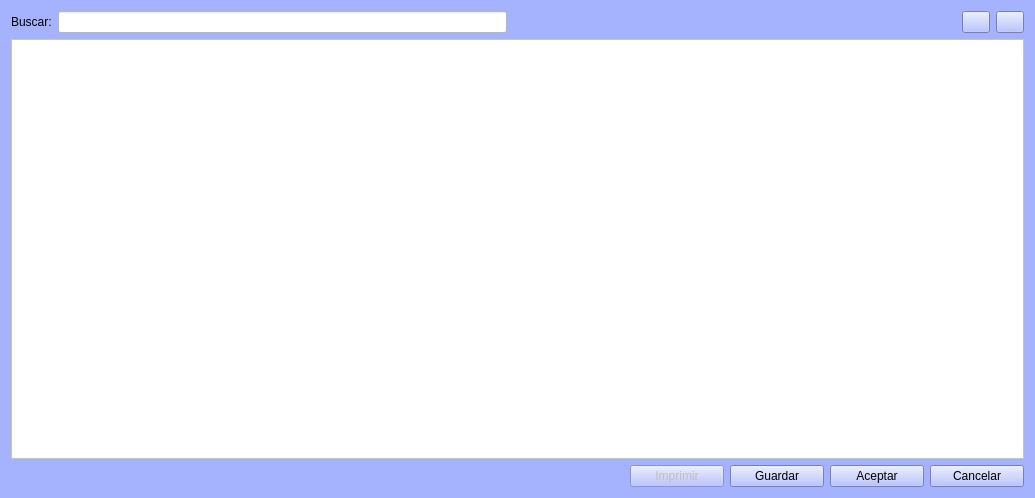
Above: db_table_view.ui from arcnexus/RedFoX before the change. Below: the same form after it.
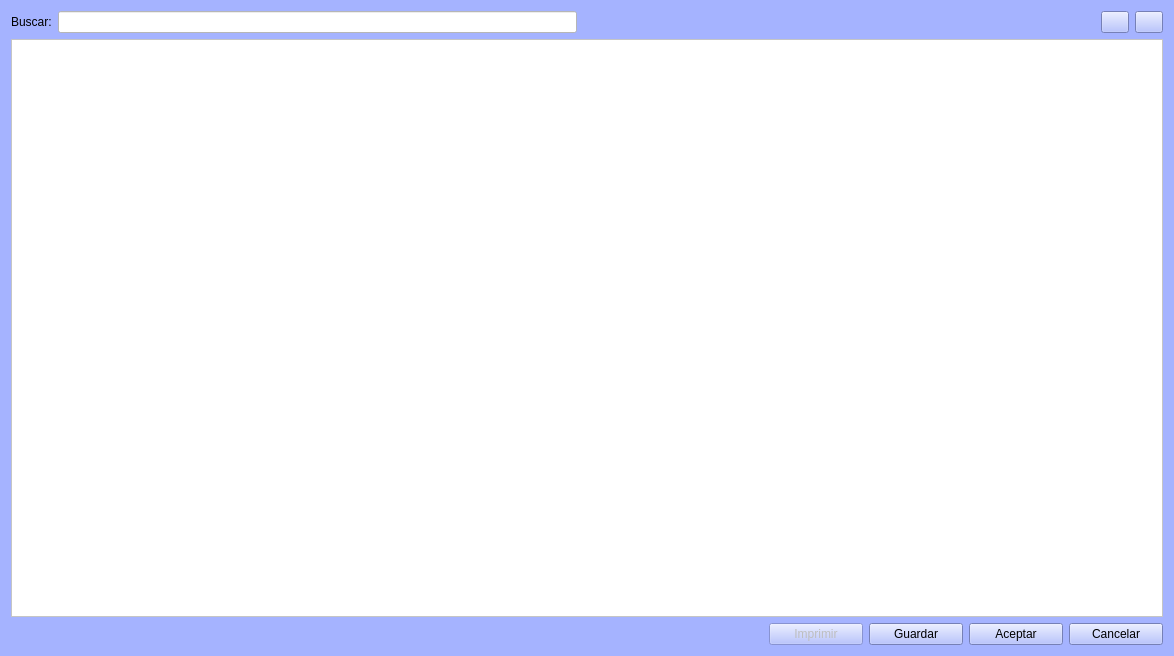
That is the form after the change. Icons and pictures are not drawn.

Diff of the .ui file:
```diff
--- a/db_table_view.ui
+++ b/db_table_view.ui
@@ -6,8 +6,8 @@
    <rect>
     <x>0</x>
     <y>0</y>
-    <width>1035</width>
-    <height>498</height>
+    <width>1174</width>
+    <height>656</height>
    </rect>
   </property>
   <property name="windowTitle">
```
Left out of the diff: 6 changed lines with no effect on the pictures.
